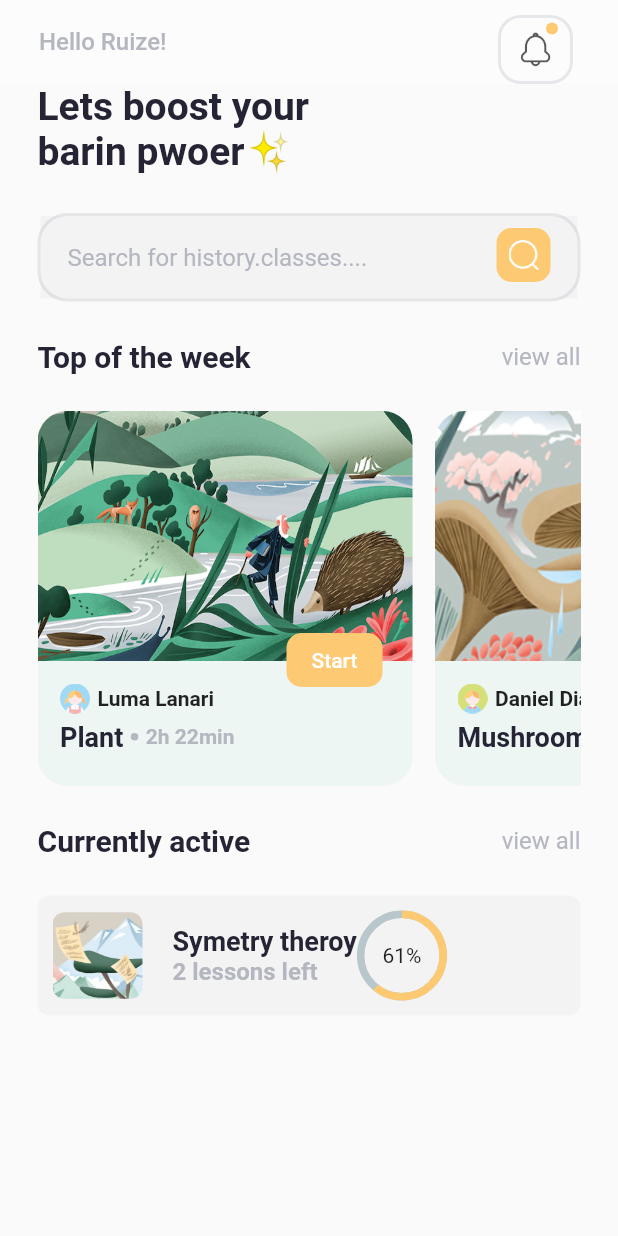
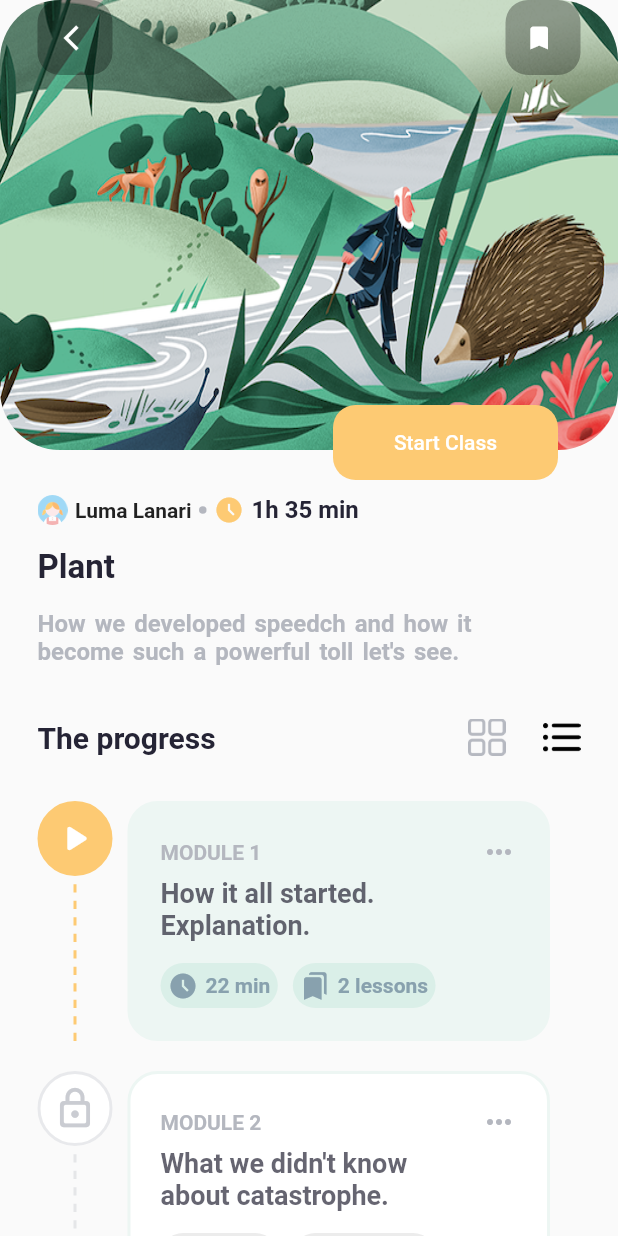
Before and after one commit to NaimuddinAlam/E-LearningCourseApp-Fluuter-, a Flutter app: the screen it shows after launch, after a tap on "Start", on a phone screen of 412 x 824 dp. Run offline on Flutter 3.47's test engine with Material 2 defaults, Android fonts, the phone set to English and light mode, and no system bars; drawn by our look-alikes of percent_indicator.

Commit message:
E-LearningCourseAPP Part2

```diff
--- /dev/null
+++ b/lib/models/module.dart
@@ -0,0 +1,64 @@
+import 'package:e_learing_course/constants/colors.dart';
+import 'package:flutter/cupertino.dart';
+import 'package:flutter/material.dart';
+
+class Module{
+  Color iconBorder;
+  Color iconBg;
+  Color iconColor;
+  IconData icon;
+  String title;
+  String des;
+  Color moduleBorder;
+  Color moduleBg;
+  Color buttonColor;
+  Color buttonFont;
+  String time;
+  String lesson;
+
+  Module(
+      this.iconBorder,
+      this.iconBg,
+      this.iconColor,
+      this.icon,
+      this.title,
+      this.des,
+      this.moduleBorder,
+      this.moduleBg,
+      this.buttonColor,
+      this.buttonFont,
+      this.time,
+      this.lesson);
+
+  static List<Module> generateModule()
+  {
+    return [
+      Module(
+          kAccent,
+          kAccent,
+          Colors.white,
+          Icons.play_arrow_rounded,
+          'MODULE 1',
+          'How it all started.\nExplanation.',
+          kPrimaryLight,
+          kPrimaryLight,
+          kPrimary,
+          kPrimaryDark,
+          '22 min',
+          '2 lessons'),
+      Module(
+          kFontLight.withOpacity(0.3),
+          Colors.white,
+          kFontLight.withOpacity(0.7),
+          Icons.lock_outline_rounded,
+          'MODULE 2',
+          'What we didn\'t know\nabout catastrophe.',
+          kPrimaryLight,
+          Colors.white,
+          Colors.grey.withOpacity(0.2),
+          Colors.grey,
+          '12 min',
+          '2 lessons')
+    ];
+  }
+}
--- /dev/null
+++ b/lib/screens/detail/widget/course_description.dart
@@ -0,0 +1,73 @@
+import 'package:e_learing_course/constants/colors.dart';
+import 'package:e_learing_course/models/course.dart';
+import 'package:flutter/cupertino.dart';
+import 'package:flutter/material.dart';
+class CourseDescription extends StatelessWidget {
+  final Course course;
+
+
+  CourseDescription(this.course);
+
+  @override
+  Widget build(BuildContext context) {
+    return Container(
+      padding: EdgeInsets.symmetric(horizontal: 25,
+      vertical: 10),
+
+      child: Column(
+        crossAxisAlignment: CrossAxisAlignment.start,
+        children: [
+          Row(
+            children: [
+
+              Image.asset(course.authorImg,
+              width: 20,),
+              SizedBox(width: 5,),
+              Text(course.author,
+              style: TextStyle(
+                fontWeight: FontWeight.bold
+              ),),
+              Container(
+                margin: EdgeInsets.symmetric(horizontal: 5),
+                width: 5,
+                height: 5,
+                decoration: BoxDecoration(
+                  color: kFontLight,
+                  shape: BoxShape.circle,
+
+                ),
+
+
+              ),
+              Icon(Icons.access_time_filled,
+              size: 20,
+              color: kAccent,),
+              SizedBox(width: 5,),
+              Text('1h 35 min',
+              style: TextStyle(
+                fontWeight: FontWeight.bold,
+                fontSize: 16,
+                color: kFont
+              ),)
+
+            ],
+          ),
+          SizedBox(height: 15,),
+          Text(course.title,
+          style: TextStyle(
+            fontWeight: FontWeight.bold,
+            fontSize: 22,
+            color: kFont
+          ),),
+          SizedBox(height: 15,),
+          Text('How we developed speedch and how it\nbecome such a powerful toll let\'s see.',style: TextStyle(
+            wordSpacing: 2,
+            fontWeight: FontWeight.bold,
+            fontSize: 16,
+            color: kFontLight
+          ),)
+        ],
+      ),
+    );
+  }
+}
--- /dev/null
+++ b/lib/screens/detail/widget/course_progress.dart
@@ -0,0 +1,43 @@
+import 'package:e_learing_course/constants/colors.dart';
+import 'package:e_learing_course/models/module.dart';
+import 'package:flutter/material.dart';
+
+import 'coursemodeule.dart';
+
+class CourseProgress extends StatelessWidget {
+ final modulesList=Module.generateModule();
+
+  @override
+  Widget build(BuildContext context) {
+    return Container(
+      padding: EdgeInsets.all(25),
+
+      child: Column(
+        children: [
+          Row(
+            mainAxisAlignment: MainAxisAlignment.spaceBetween,
+            children: [
+              Text('The progress',
+              style: TextStyle(
+                fontWeight: FontWeight.bold,
+                fontSize: 20,
+                color: kFont
+              ),),
+              Row(
+                children: [
+                  Image.asset('assets/icons/grid.png',
+                  width: 25,),
+                  SizedBox(width: 25,),
+                  Image.asset('assets/icons/list.png',width: 25,)
+                ],
+              ),
+
+            ],
+          ),
+          SizedBox(height: 20),
+          ...modulesList.map((e) => CourseModule(e)).toList()
+        ],
+      ),
+    );
+  }
+}
--- /dev/null
+++ b/lib/screens/detail/widget/coursemodeule.dart
@@ -0,0 +1,115 @@
+import 'package:e_learing_course/constants/colors.dart';
+import 'package:e_learing_course/models/module.dart';
+import 'package:flutter/material.dart';
+
+class CourseModule extends StatelessWidget {
+  final Module module;
+  CourseModule(this.module);
+  @override
+  Widget build(BuildContext context) {
+    return Container(
+      height: 180,
+      child: Row(
+        children: [
+          Flexible(
+              flex: 1,
+              child: Container(
+                  margin: EdgeInsets.symmetric(vertical: 10),
+                  child: Column(
+                    children: [
+                      Container(
+                          padding: EdgeInsets.all(8),
+                          decoration: BoxDecoration(
+                            border:
+                            Border.all(color: module.iconBorder, width: 2),
+                            color: module.iconBg,
+                            shape: BoxShape.circle,
+                          ),
+                          child: Icon(
+                            module.icon,
+                            size: 30,
+                            color: module.iconColor,
+                          )),
+                      Expanded(
+                          child: Column(
+                              children: List.generate(
+                                  20,
+                                      (index) => Expanded(
+                                    child: Container(
+                                      width: 2,
+                                      color: index % 2 == 0
+                                          ? Colors.transparent
+                                          : module.iconBorder,
+                                    ),
+                                  ))))
+                    ],
+                  ))),
+          Flexible(
+              flex: 5,
+              child: Container(
+                margin: EdgeInsets.all(10),
+                padding: EdgeInsets.all(20),
+                decoration: BoxDecoration(
+                    border: Border.all(color: module.moduleBorder, width: 2),
+                    color: module.moduleBg,
+                    borderRadius: BorderRadius.circular(20)),
+                child: Column(
+                  crossAxisAlignment: CrossAxisAlignment.start,
+                  children: [
+                    Row(
+                      mainAxisAlignment: MainAxisAlignment.spaceBetween,
+                      children: [
+                        Text(
+                          module.title,
+                          style: TextStyle(
+                              color: kFontLight, fontWeight: FontWeight.bold),
+                        ),
+                        Icon(
+                          Icons.more_horiz,
+                          color: kFontLight,
+                        )
+                      ],
+                    ),
+                    SizedBox(height: 5),
+                    Text(
+                      module.des,
+                      style: TextStyle(
+                          fontSize: 18,
+                          color: kFont.withOpacity(0.7),
+                          fontWeight: FontWeight.bold),
+                    ),
+                    SizedBox(height: 15),
+                    Row(
+                      children: [
+                        _buildButton(Icons.access_time_filled, module.time),
+                        SizedBox(width: 10),
+                        _buildButton(Icons.bookmarks, module.lesson)
+                      ],
+                    )
+                  ],
+                ),
+              )),
+        ],
+      ),
+    );
+  }
+
+  Container _buildButton(IconData icon, String text) {
+    return Container(
+      padding: EdgeInsets.all(5),
+      decoration: BoxDecoration(
+          color: module.buttonColor, borderRadius: BorderRadius.circular(20)),
+      child: Row(
+        children: [
+          Icon(icon, size: 20, color: module.buttonFont),
+          SizedBox(width: 5),
+          Text(
+            text,
+            style: TextStyle(
+                color: module.buttonFont, fontWeight: FontWeight.bold),
+          )
+        ],
+      ),
+    );
+  }
+}
--- /dev/null
+++ b/lib/screens/detail/widget/custom_app_bar.dart
@@ -0,0 +1,91 @@
+import 'package:e_learing_course/constants/colors.dart';
+import 'package:e_learing_course/models/course.dart';
+import 'package:flutter/material.dart';
+class CustomAppBar extends StatelessWidget {
+  final Course course;
+
+
+  CustomAppBar(this.course);
+
+  @override
+  Widget build(BuildContext context) {
+    return Container(
+      child: Stack(
+        children: [Column(
+          children: [
+            Container(
+              height: 300,
+              child: ClipRRect(
+                borderRadius: BorderRadius.circular(40),
+                child: Image.asset(course.imageUrl,fit: BoxFit.fill,),
+              ),
+            ),
+            Container(
+              height: 20,
+            ),
+
+          ],
+    ),
+            Positioned(
+                bottom: 0,
+                right: 40,
+                child: Container(
+                  height: 50,
+                  width: 150,
+                  child: ElevatedButton(
+                    style: ElevatedButton.styleFrom(
+                        primary: kAccent,
+                      elevation: 0,
+                      shape: RoundedRectangleBorder(
+                        borderRadius: BorderRadius.circular(15)
+                      )
+                    ),
+                    onPressed: ()
+                    {},
+                    child: Text("Start Class"),
+                  ),
+                )),
+          Positioned(
+            top: MediaQuery.of(context).padding.top,
+              left: 25,
+              child: Container(
+                height: 50,
+                width: 50,
+                padding: EdgeInsets.only(left: 5),
+                decoration: BoxDecoration(
+                  color: Colors.black.withOpacity(0.3),
+                  borderRadius: BorderRadius.circular(15)
+                ),
+                child: IconButton(
+                  icon: Icon(Icons.arrow_back_ios,
+                  color: Colors.white,),
+                  iconSize: 20,
+                  onPressed: () =>Navigator.of(context).pop(),
+                ),
+
+              )
+          ),
+          Positioned(
+            top: MediaQuery.of(context).padding.top,
+              right: 25,
+              child: Container(
+                height: 50,
+                width: 50,
+                padding: EdgeInsets.only(right: 5),
+                decoration: BoxDecoration(
+                  borderRadius: BorderRadius.circular(15),
+                  color: Colors.black.withOpacity(0.3)
+                ),
+                child: IconButton(
+                icon: Icon(Icons.bookmark,
+                color: Colors.white),
+                  iconSize: 20,
+                  onPressed: (){},
+
+                ),
+              ))
+        ],
+      ),
+    );
+  }
+}
--- /dev/null
+++ b/lib/screens/detail/widget/detail.dart
@@ -0,0 +1,25 @@
+import 'package:e_learing_course/models/course.dart';
+import 'package:e_learing_course/screens/detail/widget/custom_app_bar.dart';
+import 'package:flutter/material.dart';
+
+import 'course_description.dart';
+import 'course_progress.dart';
+class DetailPage extends StatelessWidget {
+  final Course course;
+
+
+  DetailPage(this.course);
+
+  @override
+  Widget build(BuildContext context) {
+    return Scaffold(
+      body: SingleChildScrollView(
+        child: Column(
+          mainAxisSize: MainAxisSize.min,
+        children: [CustomAppBar(course),CourseDescription(course),CourseProgress()],
+
+      )
+      ),
+    );
+  }
+}
--- a/lib/screens/home/home.dart
+++ b/lib/screens/home/home.dart
@@ -20,9 +20,49 @@ class HomePage extends StatelessWidget {
           children: [EmojiText(),SearchBAR(),
             FeatureCourse(),ActiveCourse()],
         ),
-      )
+      ),
+      bottomNavigationBar: _buildBottomNavigationBar()
 
     );
+  }
+  BottomNavigationBar _buildBottomNavigationBar()
+  {
+return BottomNavigationBar(
+  type: BottomNavigationBarType.fixed,
+  backgroundColor: kBackground,
+  showSelectedLabels: false,
+  showUnselectedLabels: false,
+  items: [
+    BottomNavigationBarItem(
+        label: 'Home',
+        icon: Container(
+          padding: EdgeInsets.only(bottom: 5),
+          decoration: BoxDecoration(
+
+            border: Border(
+              bottom: BorderSide(
+                  color: kAccent,
+                  width: 2
+              ),
+
+            ),
+
+          ),
+          child: Text('Home',
+            style: TextStyle(
+                fontSize: 16,
+                fontWeight: FontWeight.bold,
+                color: kFont
+            ),),
+        )),
+    BottomNavigationBarItem(label: 'Calender',
+        icon: Image.asset('assets/icons/calendar.png',width: 20,)),
+    BottomNavigationBarItem(label: 'Bookmark',
+        icon: Image.asset('assets/icons/bookmark.png',width: 20,)),
+    BottomNavigationBarItem(label: 'User',
+        icon: Image.asset('assets/icons/user.png',width: 20,))
+  ],
+);
   }
  AppBar _buildAppBar()
  {
--- a/lib/screens/home/widget/active_course.dart
+++ b/lib/screens/home/widget/active_course.dart
@@ -47,12 +47,16 @@ class ActiveCourse extends StatelessWidget {
                     )
                   ],
                 ),
-                CircularPercentIndicator(radius: 30.0,
-                  lineWidth: 5.0,
-                  progressColor: kAccent,
+                Padding(
+                  padding: const EdgeInsets.only(left: 20,
+                  bottom: 5),
+                  child: CircularPercentIndicator(radius: 30.0,
+                    lineWidth: 5.0,
+                    progressColor: kAccent,
 
-                  percent: 0.61,
-                  center: Text('61%'),
+                    percent: 0.61,
+                    center: Text('61%'),
+                  ),
                 )
               ],
             ),
--- a/lib/screens/home/widget/course_item.dart
+++ b/lib/screens/home/widget/course_item.dart
@@ -1,5 +1,6 @@
 import 'package:e_learing_course/constants/colors.dart';
 import 'package:e_learing_course/models/course.dart';
+import 'package:e_learing_course/screens/detail/widget/detail.dart';
 import 'package:flutter/material.dart';
 
 class CourseItem extends StatelessWidget {
@@ -88,7 +89,9 @@ class CourseItem extends StatelessWidget {
                   )
                 ),
                 child: Text("Start"),
-                onPressed: (){},
+                onPressed: (){
+                  Navigator.of(context).push(MaterialPageRoute(builder: (context) =>DetailPage(course)));
+                },
               ))
         ],
       ),
```
